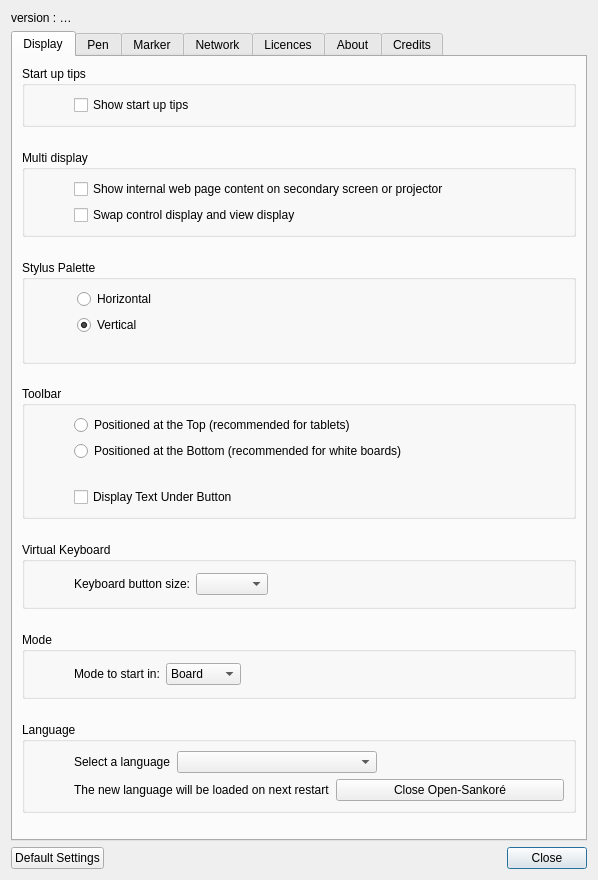
Qt form resources/forms/preferences.ui (OpenEducationFoundation/OpenBoard) before a commit.
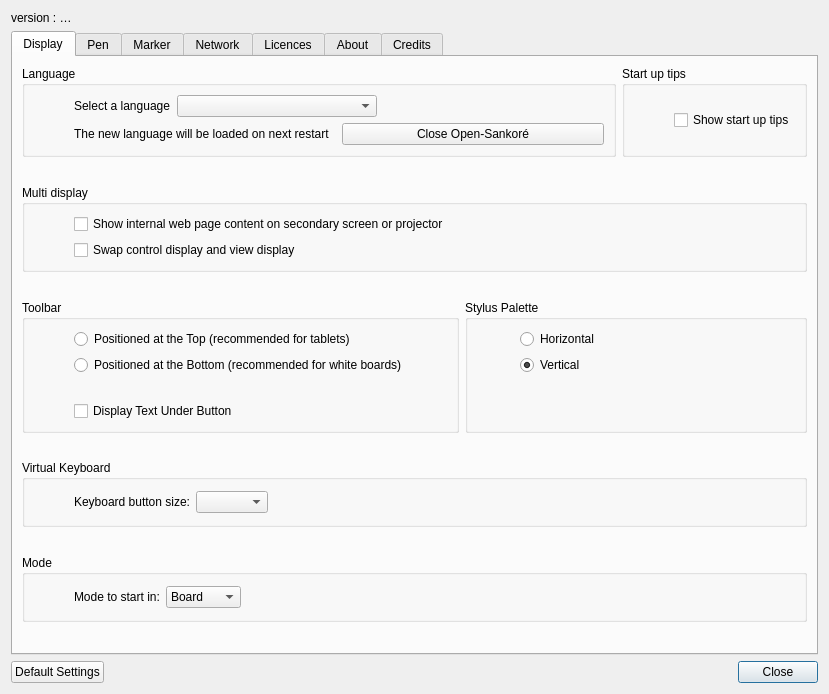
The same form after that commit. The open tabs and pages were chosen to show the change.

Commit message: reworked preferences to fit a 1024x768 screen resolution

The edit to the form file:
```diff
--- a/resources/forms/preferences.ui
+++ b/resources/forms/preferences.ui
@@ -6,8 +6,8 @@
    <rect>
     <x>0</x>
     <y>0</y>
-    <width>598</width>
-    <height>880</height>
+    <width>829</width>
+    <height>694</height>
    </rect>
   </property>
   <property name="windowTitle">
@@ -81,6 +81,98 @@
       </attribute>
       <layout class="QVBoxLayout" name="verticalLayout_4">
        <item>
+        <layout class="QHBoxLayout" name="horizontalLayout_10">
+         <item>
+          <widget class="QGroupBox" name="languageGroupBox">
+           <property name="sizePolicy">
+            <sizepolicy hsizetype="MinimumExpanding" vsizetype="Expanding">
+             <horstretch>0</horstretch>
+             <verstretch>0</verstretch>
+            </sizepolicy>
+           </property>
+           <property name="title">
+            <string>Language</string>
+           </property>
+           <layout class="QGridLayout" name="gridLayout_3">
+            <item row="0" column="0">
+             <spacer name="horizontalSpacer_7">
+              <property name="orientation">
+               <enum>Qt::Horizontal</enum>
+              </property>
+              <property name="sizeType">
+               <enum>QSizePolicy::Preferred</enum>
+              </property>
+              <property name="sizeHint" stdset="0">
+               <size>
+                <width>40</width>
+                <height>20</height>
+               </size>
+              </property>
+             </spacer>
+            </item>
+            <item row="0" column="2">
+             <layout class="QVBoxLayout" name="languageVerticalLayout">
+              <property name="sizeConstraint">
+               <enum>QLayout::SetFixedSize</enum>
+              </property>
+              <item>
+               <layout class="QHBoxLayout" name="languageHAlert">
+                <item>
+                 <widget class="QLabel" name="languageLabel">
+                  <property name="text">
+                   <string>Select a language</string>
+                  </property>
+                 </widget>
+                </item>
+                <item>
+                 <widget class="QComboBox" name="languageComboBox">
+                  <property name="minimumSize">
+                   <size>
+                    <width>200</width>
+                    <height>0</height>
+                   </size>
+                  </property>
+                 </widget>
+                </item>
+                <item>
+                 <spacer name="horizontalSpacer_8">
+                  <property name="orientation">
+                   <enum>Qt::Horizontal</enum>
+                  </property>
+                  <property name="sizeHint" stdset="0">
+                   <size>
+                    <width>40</width>
+                    <height>20</height>
+                   </size>
+                  </property>
+                 </spacer>
+                </item>
+               </layout>
+              </item>
+              <item>
+               <layout class="QHBoxLayout" name="alertHLayout">
+                <item>
+                 <widget class="QLabel" name="closeOpenSankoreAlertLabel">
+                  <property name="text">
+                   <string>The new language will be loaded on next restart</string>
+                  </property>
+                 </widget>
+                </item>
+                <item>
+                 <widget class="QPushButton" name="quitOpenSankorePushButton">
+                  <property name="text">
+                   <string>Close Open-Sankoré</string>
+                  </property>
+                 </widget>
+                </item>
+               </layout>
+              </item>
+             </layout>
+            </item>
+           </layout>
+          </widget>
+         </item>
+         <item>
         <widget class="QGroupBox" name="startupGroupBox">
          <property name="title">
           <string>Start up tips</string>
@@ -116,6 +208,8 @@
          </layout>
         </widget>
        </item>
+        </layout>
+       </item>
        <item>
         <spacer name="verticalSpacer_6">
          <property name="orientation">
@@ -195,6 +289,96 @@
         </spacer>
        </item>
        <item>
+        <layout class="QHBoxLayout" name="horizontalLayout_12">
+         <item>
+          <widget class="QGroupBox" name="toolbarGroupBox">
+           <property name="sizePolicy">
+            <sizepolicy hsizetype="MinimumExpanding" vsizetype="Expanding">
+             <horstretch>0</horstretch>
+             <verstretch>0</verstretch>
+            </sizepolicy>
+           </property>
+           <property name="title">
+            <string>Toolbar</string>
+           </property>
+           <layout class="QGridLayout" name="gridLayout_9">
+            <item row="0" column="1">
+             <layout class="QGridLayout" name="gridLayout_10">
+              <item row="0" column="0">
+               <widget class="QRadioButton" name="toolbarAtTopRadioButton">
+                <property name="text">
+                 <string>Positioned at the Top (recommended for tablets)</string>
+                </property>
+               </widget>
+              </item>
+              <item row="1" column="0">
+               <widget class="QRadioButton" name="toolbarAtBottomRadioButton">
+                <property name="text">
+                 <string>Positioned at the Bottom (recommended for white boards)</string>
+                </property>
+               </widget>
+              </item>
+              <item row="2" column="0">
+               <spacer name="verticalSpacer">
+                <property name="orientation">
+                 <enum>Qt::Vertical</enum>
+                </property>
+                <property name="sizeType">
+                 <enum>QSizePolicy::Fixed</enum>
+                </property>
+                <property name="sizeHint" stdset="0">
+                 <size>
+                  <width>20</width>
+                  <height>20</height>
+                 </size>
+                </property>
+               </spacer>
+              </item>
+             </layout>
+            </item>
+            <item row="0" column="0">
+             <spacer name="toolbarLSpacer">
+              <property name="orientation">
+               <enum>Qt::Horizontal</enum>
+              </property>
+              <property name="sizeType">
+               <enum>QSizePolicy::Preferred</enum>
+              </property>
+              <property name="sizeHint" stdset="0">
+               <size>
+                <width>40</width>
+                <height>20</height>
+               </size>
+              </property>
+             </spacer>
+            </item>
+            <item row="0" column="2">
+             <spacer name="toolbarRSpacer">
+              <property name="orientation">
+               <enum>Qt::Horizontal</enum>
+              </property>
+              <property name="sizeType">
+               <enum>QSizePolicy::Expanding</enum>
+              </property>
+              <property name="sizeHint" stdset="0">
+               <size>
+                <width>40</width>
+                <height>20</height>
+               </size>
+              </property>
+             </spacer>
+            </item>
+            <item row="1" column="1">
+             <widget class="QCheckBox" name="toolbarDisplayTextCheckBox">
+              <property name="text">
+               <string>Display Text Under Button</string>
+              </property>
+             </widget>
+            </item>
+           </layout>
+          </widget>
+         </item>
+         <item>
         <widget class="QGroupBox" name="stylusPaletteGroupBox">
          <property name="minimumSize">
           <size>
@@ -296,106 +480,7 @@
          </layout>
         </widget>
        </item>
-       <item>
-        <spacer name="verticalSpacer_3">
-         <property name="orientation">
-          <enum>Qt::Vertical</enum>
-         </property>
-         <property name="sizeHint" stdset="0">
-          <size>
-           <width>20</width>
-           <height>40</height>
-          </size>
-         </property>
-        </spacer>
-       </item>
-       <item>
-        <widget class="QGroupBox" name="toolbarGroupBox">
-         <property name="sizePolicy">
-          <sizepolicy hsizetype="MinimumExpanding" vsizetype="Expanding">
-           <horstretch>0</horstretch>
-           <verstretch>0</verstretch>
-          </sizepolicy>
-         </property>
-         <property name="title">
-          <string>Toolbar</string>
-         </property>
-         <layout class="QGridLayout" name="gridLayout_9">
-          <item row="0" column="1">
-           <layout class="QGridLayout" name="gridLayout_10">
-            <item row="0" column="0">
-             <widget class="QRadioButton" name="toolbarAtTopRadioButton">
-              <property name="text">
-               <string>Positioned at the Top (recommended for tablets)</string>
-              </property>
-             </widget>
-            </item>
-            <item row="1" column="0">
-             <widget class="QRadioButton" name="toolbarAtBottomRadioButton">
-              <property name="text">
-               <string>Positioned at the Bottom (recommended for white boards)</string>
-              </property>
-             </widget>
-            </item>
-            <item row="2" column="0">
-             <spacer name="verticalSpacer">
-              <property name="orientation">
-               <enum>Qt::Vertical</enum>
-              </property>
-              <property name="sizeType">
-               <enum>QSizePolicy::Fixed</enum>
-              </property>
-              <property name="sizeHint" stdset="0">
-               <size>
-                <width>20</width>
-                <height>20</height>
-               </size>
-              </property>
-             </spacer>
-            </item>
-           </layout>
-          </item>
-          <item row="0" column="0">
-           <spacer name="toolbarLSpacer">
-            <property name="orientation">
-             <enum>Qt::Horizontal</enum>
-            </property>
-            <property name="sizeType">
-             <enum>QSizePolicy::Preferred</enum>
-            </property>
-            <property name="sizeHint" stdset="0">
-             <size>
-              <width>40</width>
-              <height>20</height>
-             </size>
-            </property>
-           </spacer>
-          </item>
-          <item row="0" column="2">
-           <spacer name="toolbarRSpacer">
-            <property name="orientation">
-             <enum>Qt::Horizontal</enum>
-            </property>
-            <property name="sizeType">
-             <enum>QSizePolicy::Expanding</enum>
-            </property>
-            <property name="sizeHint" stdset="0">
-             <size>
-              <width>40</width>
-              <height>20</height>
-             </size>
-            </property>
-           </spacer>
-          </item>
-          <item row="1" column="1">
-           <widget class="QCheckBox" name="toolbarDisplayTextCheckBox">
-            <property name="text">
-             <string>Display Text Under Button</string>
-            </property>
-           </widget>
-          </item>
-         </layout>
-        </widget>
+        </layout>
        </item>
        <item>
         <spacer name="keyboardSpacer">
@@ -553,109 +638,6 @@
          </layout>
         </widget>
        </item>
-       <item>
-        <spacer name="verticalSpacer_7">
-         <property name="orientation">
-          <enum>Qt::Vertical</enum>
-         </property>
-         <property name="sizeHint" stdset="0">
-          <size>
-           <width>20</width>
-           <height>40</height>
-          </size>
-         </property>
-        </spacer>
-       </item>
-       <item>
-        <widget class="QGroupBox" name="languageGroupBox">
-         <property name="sizePolicy">
-          <sizepolicy hsizetype="MinimumExpanding" vsizetype="Expanding">
-           <horstretch>0</horstretch>
-           <verstretch>0</verstretch>
-          </sizepolicy>
-         </property>
-         <property name="title">
-          <string>Language</string>
-         </property>
-         <layout class="QGridLayout" name="gridLayout_3">
-          <item row="0" column="0">
-           <spacer name="horizontalSpacer_7">
-            <property name="orientation">
-             <enum>Qt::Horizontal</enum>
-            </property>
-            <property name="sizeType">
-             <enum>QSizePolicy::Preferred</enum>
-            </property>
-            <property name="sizeHint" stdset="0">
-             <size>
-              <width>40</width>
-              <height>20</height>
-             </size>
-            </property>
-           </spacer>
-          </item>
-          <item row="0" column="2">
-           <layout class="QVBoxLayout" name="languageVerticalLayout">
-            <property name="sizeConstraint">
-             <enum>QLayout::SetFixedSize</enum>
-            </property>
-            <item>
-             <layout class="QHBoxLayout" name="languageHAlert">
-              <item>
-               <widget class="QLabel" name="languageLabel">
-                <property name="text">
-                 <string>Select a language</string>
-                </property>
-               </widget>
-              </item>
-              <item>
-               <widget class="QComboBox" name="languageComboBox">
-                <property name="minimumSize">
-                 <size>
-                  <width>200</width>
-                  <height>0</height>
-                 </size>
-                </property>
-               </widget>
-              </item>
-              <item>
-               <spacer name="horizontalSpacer_8">
-                <property name="orientation">
-                 <enum>Qt::Horizontal</enum>
-                </property>
-                <property name="sizeHint" stdset="0">
-                 <size>
-                  <width>40</width>
-                  <height>20</height>
-                 </size>
-                </property>
-               </spacer>
-              </item>
-             </layout>
-            </item>
-            <item>
-             <layout class="QHBoxLayout" name="alertHLayout">
-              <item>
-               <widget class="QLabel" name="closeOpenSankoreAlertLabel">
-                <property name="text">
-                 <string>The new language will be loaded on next restart</string>
-                </property>
-               </widget>
-              </item>
-              <item>
-               <widget class="QPushButton" name="quitOpenSankorePushButton">
-                <property name="text">
-                 <string>Close Open-Sankoré</string>
-                </property>
-               </widget>
-              </item>
-             </layout>
-            </item>
-           </layout>
-          </item>
-         </layout>
-        </widget>
-       </item>
        <item>
         <spacer name="verticalSpacer_4">
          <property name="orientation">
```
Left out of the diff: 28 changed lines with no effect on the pictures. Lines whose indentation alone changed are shown as unchanged.
